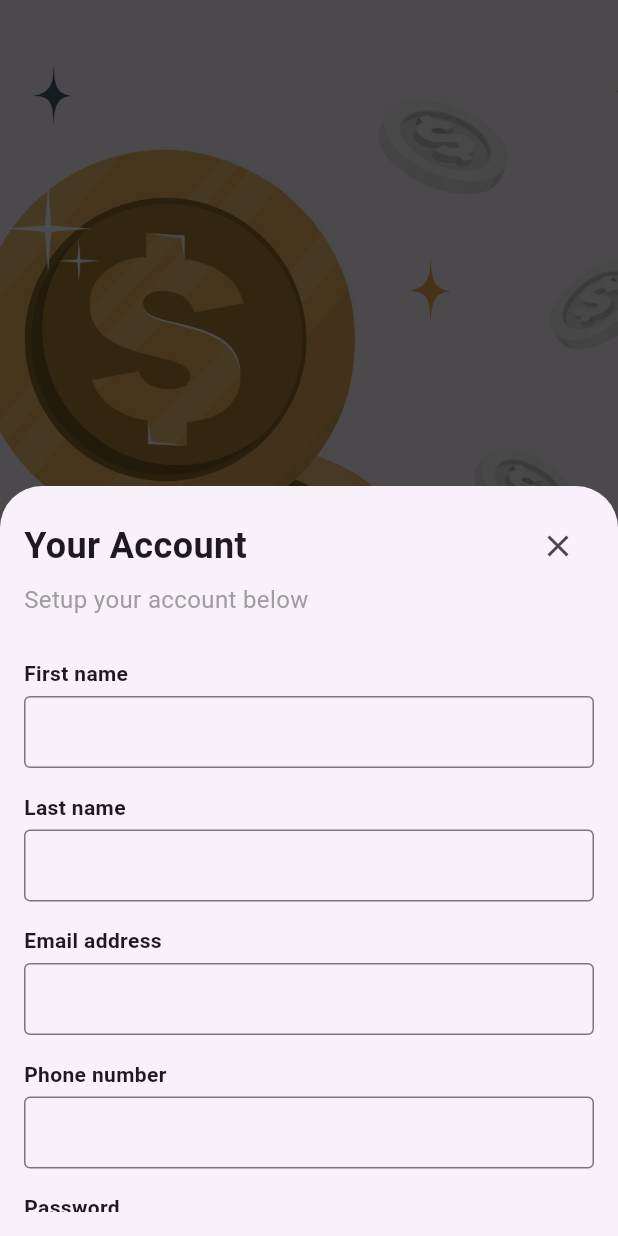
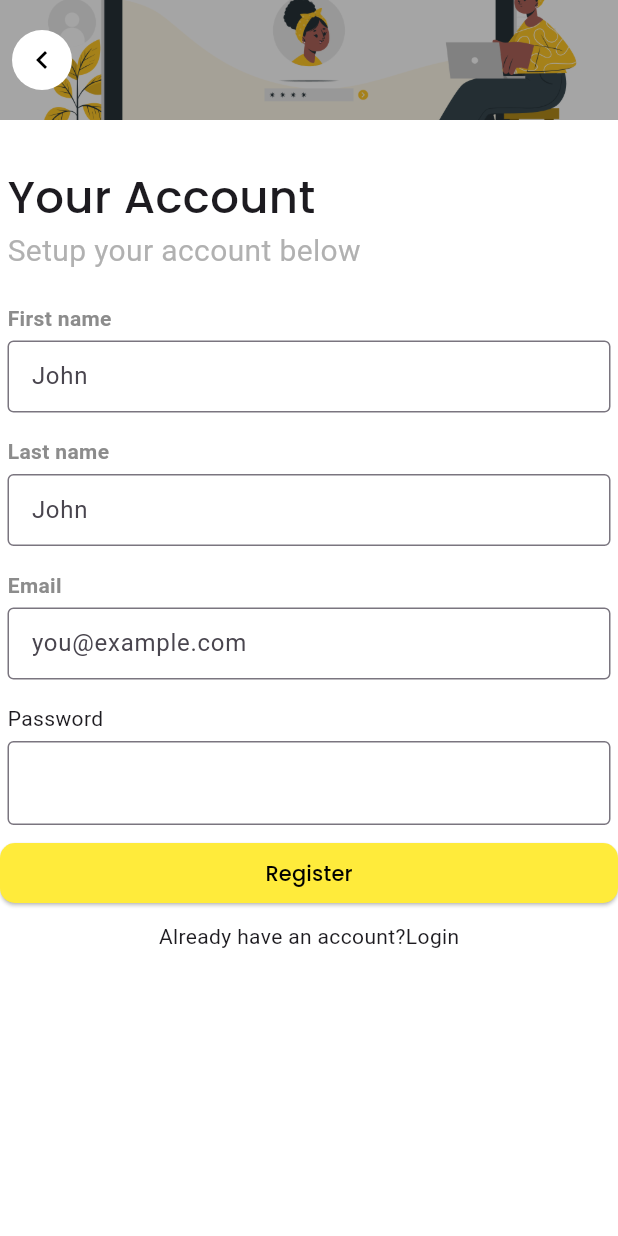
Before and after one commit to yafetfaf07/pay-it-forward, a Flutter app: the screen it shows after launch, after a tap on "Get Started", on a phone screen of 412 x 824 dp. Run offline on Flutter 3.47's test engine with Material 3 defaults, Android fonts, the phone set to English and light mode, and no system bars; our stand-ins replace google_fonts; Roboto replaces fonts that are missing (Geologica).

Commit message:
Add signup page and related assets; update pubspec.yaml

```diff
--- a/client/client_donation/lib/main.dart
+++ b/client/client_donation/lib/main.dart
@@ -1,5 +1,6 @@
 // main.dart
 
+import 'package:client_donation/pages/signup.dart';
 import 'package:flutter/material.dart';
 import 'package:google_fonts/google_fonts.dart';
 
@@ -25,110 +26,26 @@ class MyApp extends StatelessWidget {
   }
 }
 
-// 💡 NEW WIDGET: Contains the Scaffold and all UI logic.
 class HomeScreen extends StatelessWidget {
   const HomeScreen({super.key});
-
-  // The function is now correctly defined within the HomeScreen's scope
-  void _showCustomModalSheet(BuildContext context) {
-
-
-    Widget _buildFormSection(String label) {
-  return Padding(
-    padding: const EdgeInsets.symmetric(vertical: 8.0),
-    child: Column(
-      crossAxisAlignment: CrossAxisAlignment.start,
-      children: [
-        Text(
-          label,
-          style: const TextStyle(fontWeight: FontWeight.w600),
-        ),
-        const SizedBox(height: 5),
-        const TextField(
-          decoration: InputDecoration(
-            border: OutlineInputBorder(),
-            isDense: true,
-          ),
-        ),
-      ],
-    ),
-  );
-}
-    // 💡 This context is a descendant of MaterialApp and Scaffold, so it works.
-  showModalBottomSheet(
-  context: context,
-  // 💡 Recommendation: Use isScrollControlled: true for sheets with text fields
-  // to ensure the keyboard doesn't cover the inputs.
-  isScrollControlled: true,
-  builder: (BuildContext ctx) {
-    return Container(
-      // Set the desired fixed height
-      height: 500,
-      padding: const EdgeInsets.all(16.0), // Add overall padding
-
-      // 💡 CORRECTION: The ListView now directly uses the Container's height.
-      // Removed 'Expanded' as it's not needed here and causes the error.
-      child: ListView(
-        // The ListView is scrollable, allowing the content to extend beyond 500px
-        children: [
-          Row(
-            mainAxisAlignment: MainAxisAlignment.spaceBetween,
-            children: [
-              const Text(
-                "Your Account",
-                style: TextStyle(fontSize: 24, fontWeight: FontWeight.bold),
-              ),
-              IconButton(onPressed: () {
-
-              }, icon: Icon(Icons.close))
-            ],
-          ),
-          const Text(
-            "Setup your account below",
-            style: TextStyle(fontSize: 16, color: Colors.grey),
-          ),
-          const SizedBox(height: 20),
-
-          // Replaced inner Container with Padding for better layout
-          _buildFormSection("First name"),
-          _buildFormSection("Last name"),
-          _buildFormSection("Email address"),
-          _buildFormSection("Phone number"),
-          _buildFormSection("Password"),
-          _buildFormSection("Confirm Password"),
-
-          const SizedBox(height: 50),
-          ElevatedButton(onPressed: () {}, child: const Text("Submit")),
-        ],
-      ),
-    );
-  },
-);
-
-
-  }
-
   @override
   Widget build(BuildContext context) {
-    // The entire previous Scaffold body is now here.
     return Scaffold(
       body: Stack(
         children: [
-          Container(
+          SizedBox(
             width: double.infinity,
             height: double.infinity,
             child: Image.asset("images/Coins-amico.png", fit: BoxFit.cover),
           ),
-          Positioned.fill(
-            child: Container(color: Colors.black.withAlpha(90)),
-          ),
+          Positioned.fill(child: Container(color: Colors.black.withAlpha(90))),
           Positioned(
             width: MediaQuery.of(context).size.width * 0.99,
             height: MediaQuery.of(context).size.height * 0.95,
             child: Column(
               mainAxisAlignment: MainAxisAlignment.spaceBetween,
               children: [
-                const SizedBox(height: 50,),
+                const SizedBox(height: 50),
                 Column(
                   children: [
                     Text(
@@ -158,8 +75,12 @@ class HomeScreen extends StatelessWidget {
                     ),
                   ),
                   onPressed: () {
+                    Navigator.push(
+                      context,
+                      MaterialPageRoute(builder: (ctx) => Signup()),
+                    );
                     // 3. Call the function using the valid HomeScreen context
-                    _showCustomModalSheet(context);
+                    // _showCustomModalSheet(context);
                   },
                   child: Text(
                     "Get Started",
--- /dev/null
+++ b/client/client_donation/lib/pages/signup.dart
@@ -0,0 +1,170 @@
+import 'package:flutter/material.dart';
+import 'package:google_fonts/google_fonts.dart';
+
+class Signup extends StatelessWidget {
+  Signup({super.key});
+  TextEditingController firstname = TextEditingController();
+  TextEditingController lastname = TextEditingController();
+  TextEditingController email = TextEditingController();
+  TextEditingController password = TextEditingController();
+
+  @override
+  Widget build(BuildContext context) {
+    return Scaffold(
+      backgroundColor: Colors.white,
+      appBar: AppBar(
+        toolbarHeight: 80,
+        leading: IconButton(
+          style: IconButton.styleFrom(backgroundColor: Colors.white),
+          onPressed: () {
+            Navigator.of(context).pop();
+          },
+          icon: const Icon(
+            Icons.chevron_left,
+            color: Colors.black,
+          ), // Set icon color to white for contrast
+        ),
+
+        backgroundColor: Colors.transparent,
+        // elevation: 0,
+
+        // 3. Use flexibleSpace to put the image in the background area
+        flexibleSpace: Stack(
+          children: [
+            Image.asset(
+              'images/Computer login-cuate.png',
+              fit:
+                  BoxFit
+                      .cover, // Ensures the image stretches to fill the whole area
+              width: double.infinity, // Ensures it takes full width
+              height: double.infinity, // Ensures it takes full height
+            ),
+            // The dark overlay (optional but good for readability)
+            Positioned.fill(
+              child: Container(color: Colors.black.withAlpha(90)),
+            ),
+          ],
+        ),
+      ),
+      body: ListView(
+        // crossAxisAlignment: CrossAxisAlignment.start,
+        children: [
+          Container(
+            margin: EdgeInsets.only(top: 30, left: 5, bottom: 12),
+            child: Column(
+              crossAxisAlignment: CrossAxisAlignment.start,
+              children: [
+                Text(
+                  "Your Account",
+                  style: GoogleFonts.poppins(
+                    fontSize: 30,
+                    fontWeight: FontWeight.w500,
+                  ),
+                ),
+                Text(
+                  "Setup your account below",
+                  style: GoogleFonts.geologica(
+                    fontSize: 20,
+                    color: Color(0xFFB1B1B1),
+                  ),
+                ),
+              ],
+            ),
+          ),
+
+          _buildFormSection("First name", context, firstname),
+          _buildFormSection("Last name", context, lastname),
+          _buildFormSection("Email", context, email),
+          Padding(
+            padding: const EdgeInsets.symmetric(vertical: 8, horizontal: 5),
+            child: Column(
+              crossAxisAlignment: CrossAxisAlignment.start,
+              children: [
+                Text("Password"),
+                const SizedBox(height: 5),
+                TextField(
+                  obscureText: true,
+                  decoration: InputDecoration(border: OutlineInputBorder()),
+                ),
+              ],
+            ),
+          ),
+          ElevatedButton(
+            style: ElevatedButton.styleFrom(
+              backgroundColor: Colors.yellow.shade500,
+              fixedSize: Size(180, 40),
+              shape: RoundedRectangleBorder(
+                borderRadius: BorderRadius.circular(10),
+              ),
+            ),
+            onPressed: () {
+              ScaffoldMessenger.of(context).showSnackBar(
+                SnackBar(
+                  backgroundColor: Colors.white,
+                  content: Text(firstname.text),
+                ),
+              );
+            },
+            child: Text(
+              "Register",
+              style: GoogleFonts.poppins(
+                color: Colors.black,
+                fontWeight: FontWeight.w500,
+              ),
+            ),
+          ),
+          Padding(
+            padding: const EdgeInsets.all(8.0),
+            child: Row(
+              mainAxisAlignment: MainAxisAlignment.center,
+              children: [Text("Already have an account?"), Text("Login")],
+            ),
+          ),
+        ],
+      ),
+    );
+  }
+
+  Widget _buildFormSection(
+    String label,
+    BuildContext context,
+    TextEditingController controllers,
+  ) {
+    return Padding(
+      padding: const EdgeInsets.symmetric(vertical: 8.0, horizontal: 5),
+      child: SizedBox(
+        width: MediaQuery.of(context).size.width * 0.97,
+        child: Column(
+          crossAxisAlignment: CrossAxisAlignment.start,
+          children: [
+            Text(
+              label,
+              style: GoogleFonts.geologica(
+                color: Color.fromARGB(255, 140, 140, 140),
+                fontWeight: FontWeight.w600,
+              ),
+            ),
+            const SizedBox(height: 5),
+            label == "Email"
+                ? TextField(
+                  controller: controllers,
+                  decoration: InputDecoration(
+                    border: OutlineInputBorder(),
+                    isDense: true,
+                    hintText: "you@example.com",
+                  ),
+                )
+                : TextField(
+                  controller: controllers,
+                  decoration: InputDecoration(
+                    border: OutlineInputBorder(),
+                    isDense: true,
+                    hintText: "John",
+                  ),
+                ),
+          ],
+        ),
+      ),
+    );
+  }
+}
--- a/client/client_donation/pubspec.yaml
+++ b/client/client_donation/pubspec.yaml
@@ -61,7 +61,7 @@ flutter:
   # To add assets to your application, add an assets section, like this:
   assets:
      - images/Coins-amico.png
-  #   - images/a_dot_ham.jpeg
+     - images/Computer login-cuate.png
 
   # An image asset can refer to one or more resolution-specific "variants", see
   # https://flutter.dev/to/resolution-aware-images
```
Also changed, not shown: client/client_donation/images/Computer login-cuate.png (added), 2 other files.
